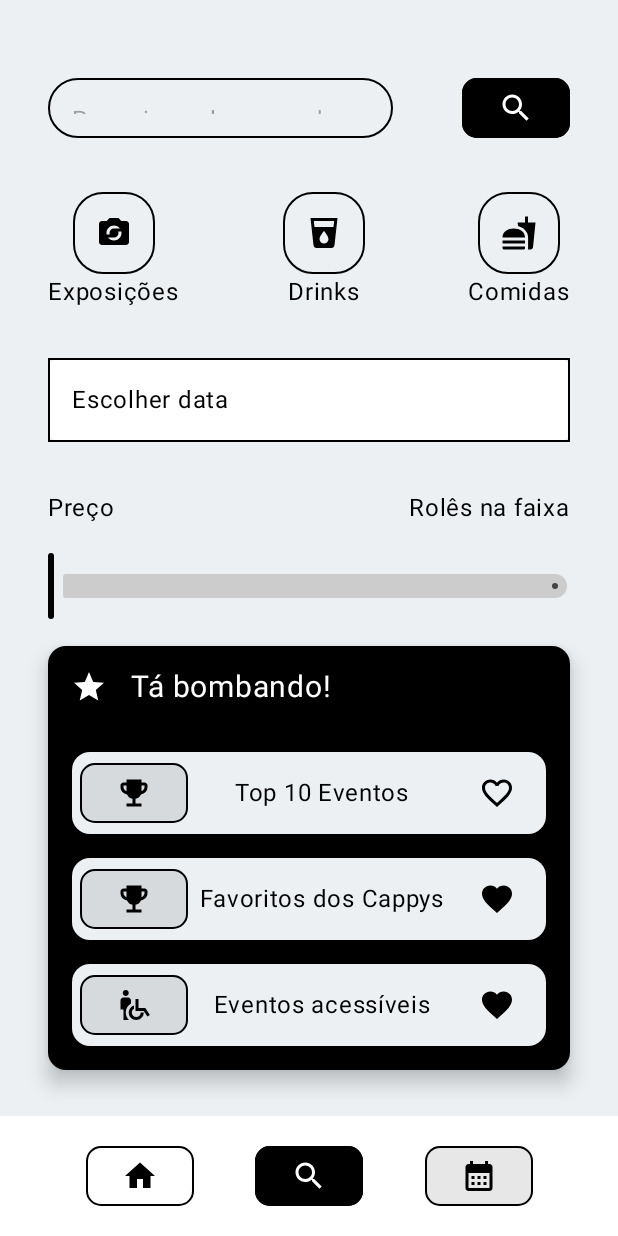
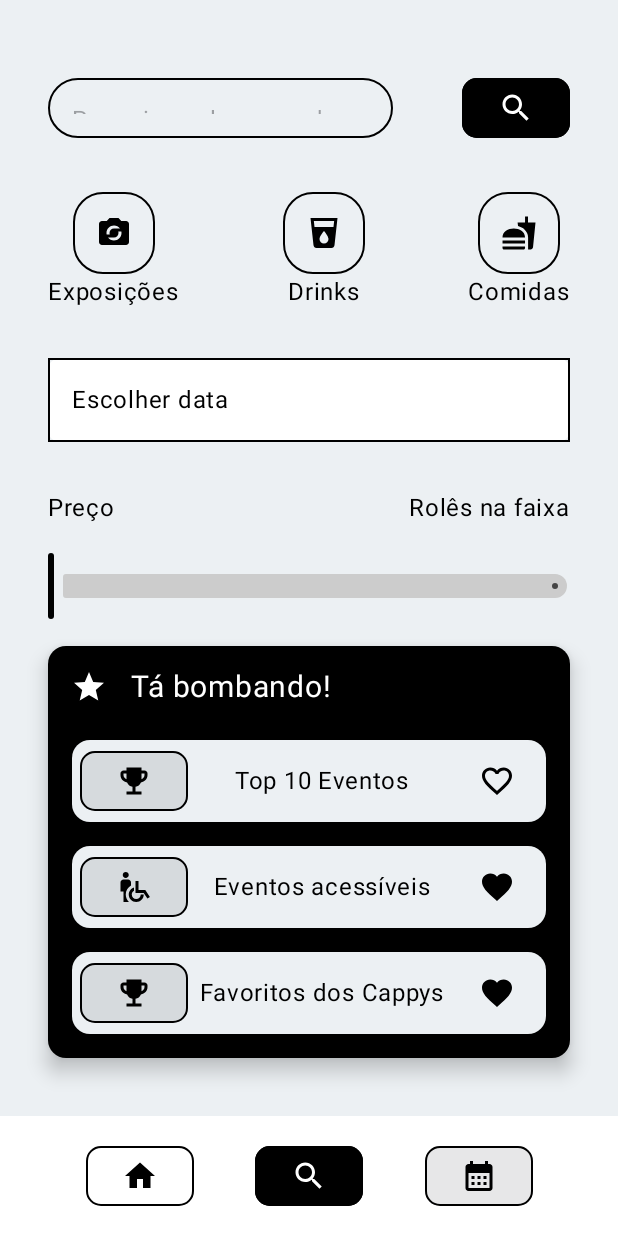
Before and after one commit to schin0/cappybara, an Android app built with Jetpack Compose: the PesquisaScreen screen opened through its navigation route, on a phone screen of 412 x 824 dp. Run offline under Robolectric (Android 15) with nearby library versions, the phone set to English and light mode, and no system bars.

Commit message:
Adicionar componente para evento bombástico

```diff
--- /dev/null
+++ b/app/src/main/java/br/com/invocoders/cappybara/model/EventoBombastico.kt
@@ -0,0 +1,10 @@
+package br.com.invocoders.cappybara.model
+
+data class EventoBombastico(
+    val corId: Int,
+    val imagemIconeId: Int,
+    val nomeIcone: String,
+    val descricaoIcone: String,
+    val nomeEvento: String,
+    val imagemFavoritoId: Int
+)
--- /dev/null
+++ b/app/src/main/java/br/com/invocoders/cappybara/screens/EventoSugestao.kt
@@ -0,0 +1,73 @@
+package br.com.invocoders.cappybara.screens
+
+import androidx.compose.foundation.Image
+import androidx.compose.foundation.layout.Arrangement
+import androidx.compose.foundation.layout.Row
+import androidx.compose.foundation.layout.fillMaxWidth
+import androidx.compose.foundation.layout.padding
+import androidx.compose.foundation.shape.RoundedCornerShape
+import androidx.compose.material3.Card
+import androidx.compose.material3.CardDefaults
+import androidx.compose.material3.Text
+import androidx.compose.runtime.Composable
+import androidx.compose.ui.Alignment
+import androidx.compose.ui.Modifier
+import androidx.compose.ui.graphics.Color
+import androidx.compose.ui.res.colorResource
+import androidx.compose.ui.res.painterResource
+import androidx.compose.ui.unit.dp
+import androidx.navigation.NavController
+import br.com.invocoders.cappybara.R
+import br.com.invocoders.cappybara.components.BotaoComponente
+import br.com.invocoders.cappybara.model.EventoBombastico
+import br.com.invocoders.cappybara.model.MenuItem
+
+@Composable
+fun EventoSugestao(
+    navController: NavController,
+    evento: EventoBombastico
+) {
+    Row(
+        modifier = Modifier.fillMaxWidth()
+    ) {
+        Card(
+            modifier = Modifier
+                .fillMaxWidth()
+                .padding(vertical = 8.dp, horizontal = 16.dp),
+            colors = CardDefaults.cardColors(
+                containerColor = colorResource(id = evento.corId),
+                contentColor = Color.Black
+            ),
+            shape = RoundedCornerShape(12.dp)
+        ) {
+            Row(
+                modifier = Modifier
+                    .fillMaxWidth()
+                    .padding(horizontal = 5.dp),
+                horizontalArrangement = Arrangement.SpaceBetween,
+                verticalAlignment = Alignment.CenterVertically
+            ) {
+                BotaoComponente(
+                    item = MenuItem(
+                        evento.nomeIcone,
+                        evento.imagemIconeId,
+                        evento.imagemIconeId,
+                        evento.descricaoIcone,
+                        habilitado = false
+                    ),
+                    selecionado = true,
+                    navController = navController
+                )
+
+                Text(text = evento.nomeEvento, color = Color.Black)
+
+                Image(
+                    painter = painterResource(id = evento.imagemFavoritoId),
+                    contentDescription = "Logo favorito",
+                    Modifier
+                        .padding(15.dp)
+                )
+            }
+        }
+    }
+}
--- a/app/src/main/java/br/com/invocoders/cappybara/screens/EventosBombasticosScreen.kt
+++ b/app/src/main/java/br/com/invocoders/cappybara/screens/EventosBombasticosScreen.kt
@@ -4,7 +4,9 @@ import androidx.compose.foundation.Image
 import androidx.compose.foundation.layout.Arrangement
 import androidx.compose.foundation.layout.Column
 import androidx.compose.foundation.layout.Row
+import androidx.compose.foundation.layout.Spacer
 import androidx.compose.foundation.layout.fillMaxWidth
+import androidx.compose.foundation.layout.height
 import androidx.compose.foundation.layout.padding
 import androidx.compose.foundation.shape.RoundedCornerShape
 import androidx.compose.material3.Card
@@ -22,6 +24,7 @@ import androidx.compose.ui.unit.sp
 import androidx.navigation.NavController
 import br.com.invocoders.cappybara.R
 import br.com.invocoders.cappybara.components.BotaoComponente
+import br.com.invocoders.cappybara.model.EventoBombastico
 import br.com.invocoders.cappybara.model.MenuItem
 
 // TODO: Criar componente para os eventos, e chama-lo com foreach
@@ -56,137 +59,38 @@ fun EventosBombasticosScreen(navController: NavController) {
                 )
             }
 
-            Row(
-                modifier = Modifier.fillMaxWidth()
-            ) {
-                Card(
-                    modifier = Modifier
-                        .fillMaxWidth()
-                        .padding(16.dp),
-                    colors = CardDefaults.cardColors(
-                        containerColor = colorResource(id = R.color.cinza_claro),
-                        contentColor = Color.Black
-                    ),
-                    shape = RoundedCornerShape(12.dp)
-                ) {
-                    Row(
-                        modifier = Modifier
-                            .fillMaxWidth()
-                            .padding(horizontal = 5.dp),
-                        horizontalArrangement = Arrangement.SpaceBetween,
-                        verticalAlignment = Alignment.CenterVertically
-                    ) {
-                        BotaoComponente(
-                            item = MenuItem(
-                                "pesquisa",
-                                R.drawable.baseline_emoji_events_24,
-                                R.drawable.baseline_emoji_events_24,
-                                "eventos",
-                                habilitado = false
-                            ),
-                            selecionado = true,
-                            navController = navController
-                        )
+            val eventosBombasticos = listOf(
+                EventoBombastico(
+                    R.color.cinza_claro,
+                    R.drawable.baseline_emoji_events_24,
+                    "pesquisa",
+                    "eventos",
+                    "Top 10 Eventos",
+                    R.drawable.baseline_favorite_border_24
+                ),
+                EventoBombastico(
+                    R.color.cinza_claro,
+                    R.drawable.baseline_wheelchair_pickup_24,
+                    "pesquisa",
+                    "eventos",
+                    "Eventos acessíveis",
+                    R.drawable.baseline_favorite_24
+                ),
+                EventoBombastico(
+                    R.color.cinza_claro,
+                    R.drawable.baseline_emoji_events_24,
+                    "pesquisa",
+                    "eventos",
+                    "Favoritos dos Cappys",
+                    R.drawable.baseline_favorite_24
+                )
+            )
 
-                        Text(text = "Top 10 Eventos", color = Color.Black)
-
-                        Image(
-                            painter = painterResource(id = R.drawable.baseline_favorite_border_24),
-                            contentDescription = "Logo de estrela",
-                            Modifier
-                                .padding(15.dp)
-                        )
-                    }
-                }
+            eventosBombasticos.forEach { item ->
+                EventoSugestao(navController, item)
             }
 
-            Row(
-                modifier = Modifier.fillMaxWidth()
-            ) {
-                Card(
-                    modifier = Modifier
-                        .fillMaxWidth()
-                        .padding(top = 0.dp, start = 16.dp, end = 16.dp, bottom = 16.dp),
-                    colors = CardDefaults.cardColors(
-                        containerColor = colorResource(id = R.color.cinza_claro),
-                        contentColor = Color.Black
-                    ),
-                    shape = RoundedCornerShape(12.dp)
-                ) {
-                    Row(
-                        modifier = Modifier
-                            .fillMaxWidth()
-                            .padding(horizontal = 5.dp),
-                        horizontalArrangement = Arrangement.SpaceBetween,
-                        verticalAlignment = Alignment.CenterVertically
-                    ) {
-                        BotaoComponente(
-                            item = MenuItem(
-                                "pesquisa",
-                                R.drawable.baseline_emoji_events_24,
-                                R.drawable.baseline_emoji_events_24,
-                                "eventos",
-                                habilitado = false
-                            ),
-                            selecionado = true,
-                            navController = navController
-                        )
-
-                        Text(text = "Favoritos dos Cappys", color = Color.Black)
-
-                        Image(
-                            painter = painterResource(id = R.drawable.baseline_favorite_24),
-                            contentDescription = "Logo de estrela",
-                            Modifier
-                                .padding(15.dp)
-                        )
-                    }
-                }
-            }
-
-            Row(
-                modifier = Modifier.fillMaxWidth()
-            ) {
-                Card(
-                    modifier = Modifier
-                        .fillMaxWidth()
-                        .padding(top = 0.dp, start = 16.dp, end = 16.dp, bottom = 16.dp),
-                    colors = CardDefaults.cardColors(
-                        containerColor = colorResource(id = R.color.cinza_claro),
-                        contentColor = Color.Black
-                    ),
-                    shape = RoundedCornerShape(12.dp)
-                ) {
-                    Row(
-                        modifier = Modifier
-                            .fillMaxWidth()
-                            .padding(horizontal = 5.dp),
-                        horizontalArrangement = Arrangement.SpaceBetween,
-                        verticalAlignment = Alignment.CenterVertically
-                    ) {
-                        BotaoComponente(
-                            item = MenuItem(
-                                "pesquisa",
-                                R.drawable.baseline_wheelchair_pickup_24,
-                                R.drawable.baseline_wheelchair_pickup_24,
-                                "eventos",
-                                habilitado = false
-                            ),
-                            selecionado = true,
-                            navController = navController
-                        )
-
-                        Text(text = "Eventos acessíveis", color = Color.Black)
-
-                        Image(
-                            painter = painterResource(id = R.drawable.baseline_favorite_24),
-                            contentDescription = "Logo de cadeira de rodas",
-                            Modifier
-                                .padding(15.dp)
-                        )
-                    }
-                }
-            }
+            Spacer(modifier = Modifier.height(8.dp))
         }
     }
 }
```
